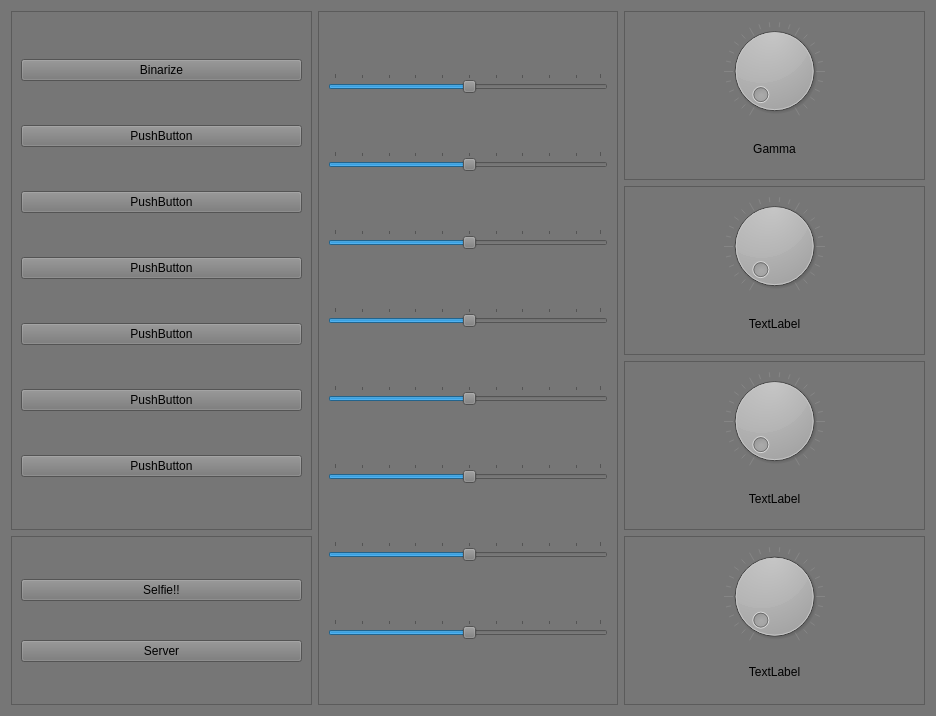
Qt form App/ImageRIT/panel.ui (natedileas/ImageRIT) before a commit.
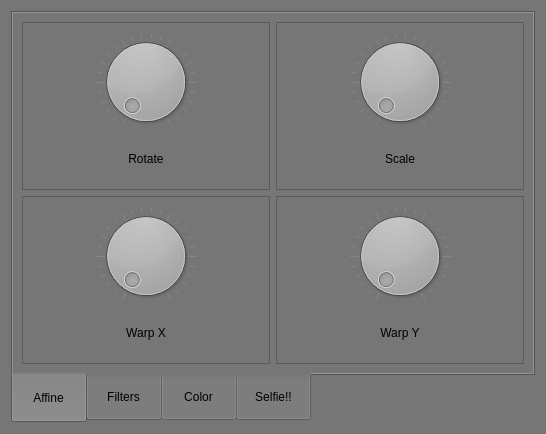
The same form after that commit. Icons and pictures are not drawn.

The edit to the form file:
```diff
--- a/App/ImageRIT/panel.ui
+++ b/App/ImageRIT/panel.ui
@@ -9,8 +9,8 @@
    <rect>
     <x>0</x>
     <y>0</y>
-    <width>936</width>
-    <height>716</height>
+    <width>546</width>
+    <height>434</height>
    </rect>
   </property>
   <property name="windowTitle">
@@ -19,8 +19,177 @@
   <property name="styleSheet">
    <string notr="true">background-color: rgb(118, 118, 118);</string>
   </property>
-  <layout class="QGridLayout" name="gridLayout">
-   <item row="0" column="0" rowspan="3">
+  <layout class="QHBoxLayout" name="horizontalLayout">
+   <item>
+    <widget class="QTabWidget" name="tabWidget">
+     <property name="styleSheet">
+      <string notr="true">QTabBar::tab { height: 50px; width: 75 px; }</string>
+     </property>
+     <property name="tabPosition">
+      <enum>QTabWidget::South</enum>
+     </property>
+     <property name="currentIndex">
+      <number>0</number>
+     </property>
+     <widget class="QWidget" name="affine">
+      <attribute name="title">
+       <string>Affine</string>
+      </attribute>
+      <layout class="QGridLayout" name="gridLayout_10">
+       <item row="0" column="0">
+        <widget class="QFrame" name="frame_6">
+         <property name="frameShape">
+          <enum>QFrame::StyledPanel</enum>
+         </property>
+         <property name="frameShadow">
+          <enum>QFrame::Raised</enum>
+         </property>
+         <layout class="QGridLayout" name="gridLayout_3">
+          <item row="0" column="0">
+           <widget class="QDial" name="Gamma_3">
+            <property name="maximum">
+             <number>100</number>
+            </property>
+            <property name="singleStep">
+             <number>1</number>
+            </property>
+            <property name="notchesVisible">
+             <bool>true</bool>
+            </property>
+           </widget>
+          </item>
+          <item row="1" column="0">
+           <widget class="QLabel" name="label_4">
+            <property name="text">
+             <string>Rotate</string>
+            </property>
+            <property name="alignment">
+             <set>Qt::AlignCenter</set>
+            </property>
+           </widget>
+          </item>
+         </layout>
+        </widget>
+       </item>
+       <item row="0" column="1">
+        <widget class="QFrame" name="frame_7">
+         <property name="frameShape">
+          <enum>QFrame::StyledPanel</enum>
+         </property>
+         <property name="frameShadow">
+          <enum>QFrame::Raised</enum>
+         </property>
+         <layout class="QGridLayout" name="gridLayout_7">
+          <item row="0" column="0">
+           <widget class="QDial" name="Gamma_4">
+            <property name="maximum">
+             <number>100</number>
+            </property>
+            <property name="singleStep">
+             <number>1</number>
+            </property>
+            <property name="notchesVisible">
+             <bool>true</bool>
+            </property>
+           </widget>
+          </item>
+          <item row="1" column="0">
+           <widget class="QLabel" name="label_6">
+            <property name="text">
+             <string>Scale</string>
+            </property>
+            <property name="alignment">
+             <set>Qt::AlignCenter</set>
+            </property>
+           </widget>
+          </item>
+         </layout>
+        </widget>
+       </item>
+       <item row="1" column="0">
+        <widget class="QFrame" name="frame_8">
+         <property name="frameShape">
+          <enum>QFrame::StyledPanel</enum>
+         </property>
+         <property name="frameShadow">
+          <enum>QFrame::Raised</enum>
+         </property>
+         <layout class="QGridLayout" name="gridLayout_8">
+          <item row="1" column="0">
+           <widget class="QLabel" name="label_7">
+            <property name="text">
+             <string>Warp X</string>
+            </property>
+            <property name="alignment">
+             <set>Qt::AlignCenter</set>
+            </property>
+           </widget>
+          </item>
+          <item row="0" column="0">
+           <widget class="QDial" name="Gamma_5">
+            <property name="maximum">
+             <number>100</number>
+            </property>
+            <property name="singleStep">
+             <number>1</number>
+            </property>
+            <property name="notchesVisible">
+             <bool>true</bool>
+            </property>
+           </widget>
+          </item>
+         </layout>
+        </widget>
+       </item>
+       <item row="1" column="1">
+        <widget class="QFrame" name="frame_9">
+         <property name="frameShape">
+          <enum>QFrame::StyledPanel</enum>
+         </property>
+         <property name="frameShadow">
+          <enum>QFrame::Raised</enum>
+         </property>
+         <layout class="QGridLayout" name="gridLayout_9">
+          <item row="1" column="0">
+           <widget class="QLabel" name="label_8">
+            <property name="text">
+             <string>Warp Y</string>
+            </property>
+            <property name="alignment">
+             <set>Qt::AlignCenter</set>
+            </property>
+           </widget>
+          </item>
+          <item row="0" column="0">
+           <widget class="QDial" name="Gamma_6">
+            <property name="maximum">
+             <number>100</number>
+            </property>
+            <property name="singleStep">
+             <number>1</number>
+            </property>
+            <property name="notchesVisible">
+             <bool>true</bool>
+            </property>
+           </widget>
+          </item>
+         </layout>
+        </widget>
+       </item>
+      </layout>
+      <zorder>frame_6</zorder>
+      <zorder>frame_7</zorder>
+      <zorder>frame_8</zorder>
+      <zorder>Gamma_5</zorder>
+      <zorder>Gamma_5</zorder>
+      <zorder>frame_9</zorder>
+     </widget>
+     <widget class="QWidget" name="filters">
+      <attribute name="title">
+       <string>Filters</string>
+      </attribute>
+      <layout class="QHBoxLayout" name="horizontalLayout_2">
+       <item>
     <widget class="QFrame" name="frame_2">
      <property name="baseSize">
       <size>
@@ -93,7 +262,7 @@
      </layout>
     </widget>
    </item>
-   <item row="0" column="1" rowspan="4">
+       <item>
     <widget class="QFrame" name="frame_5">
      <property name="frameShape">
       <enum>QFrame::StyledPanel</enum>
@@ -383,7 +552,19 @@
      </layout>
     </widget>
    </item>
-   <item row="0" column="2">
+      </layout>
+      <zorder>frame_2</zorder>
+      <zorder>frame_5</zorder>
+      <zorder>frame_2</zorder>
+      <zorder>frame_5</zorder>
+      <zorder>dial_3</zorder>
+     </widget>
+     <widget class="QWidget" name="color">
+      <attribute name="title">
+       <string>Color</string>
+      </attribute>
+      <layout class="QGridLayout" name="gridLayout_6">
+       <item row="0" column="0">
     <widget class="QFrame" name="frame">
      <property name="frameShape">
       <enum>QFrame::StyledPanel</enum>
@@ -418,8 +599,8 @@
      </layout>
     </widget>
    </item>
-   <item row="1" column="2">
-    <widget class="QFrame" name="frame_7">
+       <item row="0" column="1">
+        <widget class="QFrame" name="frame_4">
      <property name="frameShape">
       <enum>QFrame::StyledPanel</enum>
      </property>
@@ -428,98 +609,56 @@
      </property>
      <layout class="QGridLayout" name="gridLayout_5">
       <item row="0" column="0">
-       <widget class="QDial" name="dial_3">
+           <widget class="QDial" name="Gamma_2">
+            <property name="maximum">
+             <number>100</number>
+            </property>
+            <property name="singleStep">
+             <number>1</number>
+            </property>
         <property name="notchesVisible">
          <bool>true</bool>
         </property>
        </widget>
       </item>
       <item row="1" column="0">
-       <widget class="QLabel" name="label_4">
-        <property name="layoutDirection">
-         <enum>Qt::LeftToRight</enum>
-        </property>
-        <property name="text">
-         <string>TextLabel</string>
-        </property>
-        <property name="alignment">
-         <set>Qt::AlignCenter</set>
-        </property>
-       </widget>
-      </item>
-     </layout>
-    </widget>
-   </item>
-   <item row="3" column="2">
-    <widget class="QFrame" name="frame_6">
-     <property name="frameShape">
-      <enum>QFrame::StyledPanel</enum>
-     </property>
-     <property name="frameShadow">
-      <enum>QFrame::Raised</enum>
-     </property>
-     <widget class="QDial" name="dial_2">
-      <property name="geometry">
-       <rect>
-        <x>10</x>
-        <y>10</y>
-        <width>281</width>
-        <height>101</height>
-       </rect>
-      </property>
-      <property name="notchesVisible">
-       <bool>true</bool>
-      </property>
-     </widget>
      <widget class="QLabel" name="label_2">
-      <property name="geometry">
-       <rect>
-        <x>10</x>
-        <y>120</y>
-        <width>281</width>
-        <height>31</height>
-       </rect>
-      </property>
       <property name="text">
-       <string>TextLabel</string>
+             <string>Gamma2</string>
       </property>
       <property name="alignment">
        <set>Qt::AlignCenter</set>
       </property>
      </widget>
-    </widget>
-   </item>
-   <item row="2" column="2">
-    <widget class="QFrame" name="frame_4">
-     <property name="frameShape">
-      <enum>QFrame::StyledPanel</enum>
-     </property>
-     <property name="frameShadow">
-      <enum>QFrame::Raised</enum>
-     </property>
-     <layout class="QGridLayout" name="gridLayout_3">
-      <item row="0" column="0">
-       <widget class="QDial" name="dial">
-        <property name="notchesVisible">
-         <bool>true</bool>
-        </property>
-       </widget>
-      </item>
-      <item row="1" column="0">
+          </item>
+         </layout>
+        </widget>
+       </item>
+      </layout>
+     </widget>
+     <widget class="QWidget" name="selfie">
+      <attribute name="title">
+       <string>Selfie!!</string>
+      </attribute>
+      <layout class="QVBoxLayout" name="verticalLayout_2">
+       <item>
        <widget class="QLabel" name="label_3">
+         <property name="styleSheet">
+          <string notr="true">image: url(:/images/CIS.gif);</string>
+         </property>
         <property name="text">
-         <string>TextLabel</string>
-        </property>
-        <property name="alignment">
-         <set>Qt::AlignCenter</set>
-        </property>
-       </widget>
-      </item>
-     </layout>
-    </widget>
-   </item>
-   <item row="3" column="0">
+          <string/>
+         </property>
+        </widget>
+       </item>
+       <item>
     <widget class="QFrame" name="frame_3">
+         <property name="sizePolicy">
+          <sizepolicy hsizetype="Preferred" vsizetype="Maximum">
+           <horstretch>0</horstretch>
+           <verstretch>0</verstretch>
+          </sizepolicy>
+         </property>
      <property name="frameShape">
       <enum>QFrame::StyledPanel</enum>
      </property>
@@ -528,13 +667,56 @@
      </property>
      <layout class="QVBoxLayout" name="verticalLayout_3">
       <item>
-       <widget class="QPushButton" name="selfie">
+           <widget class="QLabel" name="label_5">
         <property name="text">
-         <string>Selfie!!</string>
+             <string>Email:</string>
         </property>
        </widget>
       </item>
       <item>
+           <widget class="QLineEdit" name="email_entry">
+            <property name="sizePolicy">
+             <sizepolicy hsizetype="Preferred" vsizetype="Fixed">
+              <horstretch>0</horstretch>
+              <verstretch>0</verstretch>
+             </sizepolicy>
+            </property>
+            <property name="text">
+             <string>ndileas@gmail.com</string>
+            </property>
+           </widget>
+          </item>
+          <item>
+           <widget class="QFrame" name="frame_10">
+            <property name="frameShape">
+             <enum>QFrame::StyledPanel</enum>
+            </property>
+            <property name="frameShadow">
+             <enum>QFrame::Raised</enum>
+            </property>
+            <layout class="QGridLayout" name="gridLayout">
+             <item row="0" column="0">
+              <widget class="QPushButton" name="selfie_2">
+               <property name="text">
+                <string>Take Selfie</string>
+               </property>
+              </widget>
+             </item>
+             <item row="0" column="1">
+              <widget class="QPushButton" name="email">
+               <property name="text">
+                <string>Email Me</string>
+               </property>
+              </widget>
+             </item>
+             <item row="1" column="0">
+              <widget class="QPushButton" name="selfie_back">
+               <property name="text">
+                <string>Back</string>
+               </property>
+              </widget>
+             </item>
+             <item row="1" column="1">
        <widget class="QPushButton" name="server">
         <property name="focusPolicy">
          <enum>Qt::ClickFocus</enum>
@@ -551,13 +733,13 @@
     </widget>
    </item>
   </layout>
-  <zorder>frame</zorder>
-  <zorder>frame_2</zorder>
-  <zorder>frame_3</zorder>
-  <zorder>frame_4</zorder>
-  <zorder>frame_6</zorder>
-  <zorder>frame_7</zorder>
-  <zorder>frame_5</zorder>
+        </widget>
+       </item>
+      </layout>
+     </widget>
+    </widget>
+   </item>
+  </layout>
  </widget>
  <resources/>
  <connections/>
```
Left out of the diff: 210 changed lines with no effect on the pictures. Lines whose indentation alone changed are shown as unchanged.
